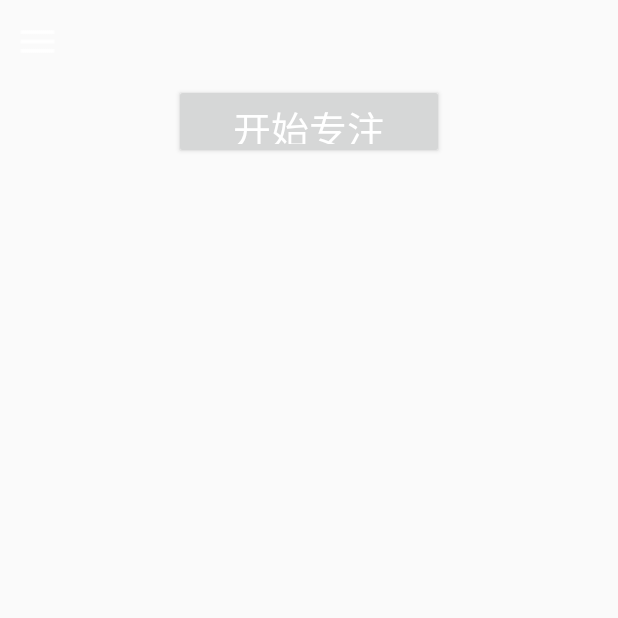
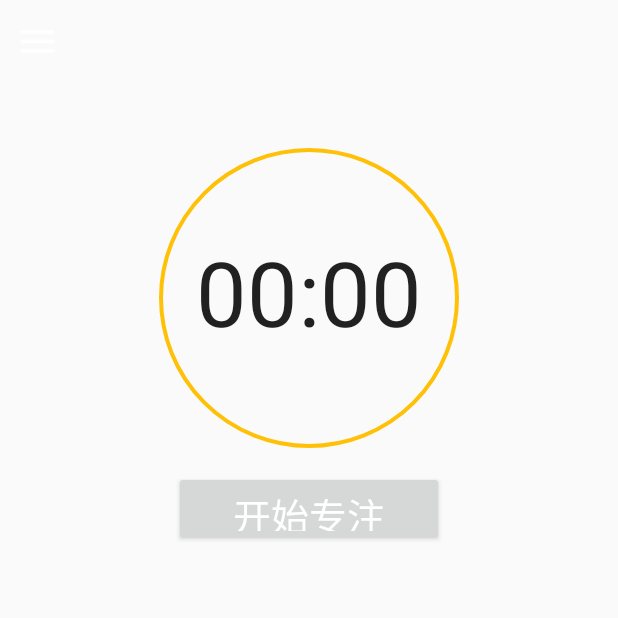
Before and after one commit to F-R-0-G/AttentionAttacher, an Android app: the LoginSuccessActivity screen opened directly, with no data from a screen before it, on a phone screen of 412 x 824 dp, the top half of it. Run offline under Robolectric (Android 15) with nearby library versions, the phone set to English and light mode, and no system bars; libraries missing offline, so code that uses them is left out: com.oguzdev.circularfloatingactionmenu, org.litepal, org.litepal.crud; pictures from the network do not load; 13 statements that could not run were skipped.

Commit message:
feature 闹钟v1.2 1、实现了进度条功能 2、解决了时区不同的BUG 3、增加了倒计时的功能
Framed By Green-Wood

```diff
--- a/app/src/main/AndroidManifest.xml
+++ b/app/src/main/AndroidManifest.xml
@@ -28,6 +28,10 @@
         <activity
             android:name=".WelcomeActivity"
             android:theme="@style/Translucent"/>
+        <activity
+            android:name=".AlarmActivity"
+            android:theme="@style/AppTheme.transparent_activity">
+        </activity>
     </application>
 
 </manifest>
--- a/app/src/main/java/com/frog/attentionattacher/LoginSuccessActivity.java
+++ b/app/src/main/java/com/frog/attentionattacher/LoginSuccessActivity.java
@@ -1,5 +1,7 @@
 package com.frog.attentionattacher;
 
+import android.app.AlarmManager;
+import android.content.Context;
 import android.content.DialogInterface;
 import android.content.Intent;
 import android.content.SharedPreferences;
@@ -23,7 +25,9 @@ import android.view.View;
 import android.view.Window;
 import android.view.WindowManager;
 import android.widget.Button;
+import android.widget.Chronometer;
 import android.widget.ImageView;
+import android.widget.ProgressBar;
 import android.widget.ScrollView;
 import android.widget.TextView;
 import android.widget.Toast;
@@ -33,6 +37,7 @@ import com.frog.attentionattacher.db.PersonalInfoData;
 import com.frog.attentionattacher.gson.Weather;
 import com.frog.attentionattacher.service.AutoUpdateService;
 import com.frog.attentionattacher.utils.ActivityCollector;
+import com.frog.attentionattacher.utils.Alarm_Clock;
 import com.frog.attentionattacher.utils.AnalyzeWeatherUtil;
 import com.frog.attentionattacher.utils.HttpUtil;
 import com.frog.attentionattacher.utils.PrefUtils;
@@ -54,6 +59,9 @@ public class LoginSuccessActivity extends AppCompatActivity implements View.OnCl
 
     private int id;
     private String mWeatherId;
+
+    private Chronometer chronometer;
+    private ProgressBar progressBar;
 
     private DrawerLayout mDrawerLayout;
     private ScrollView mainBody;
@@ -80,7 +88,6 @@ public class LoginSuccessActivity extends AppCompatActivity implements View.OnCl
         editor = PreferenceManager.getDefaultSharedPreferences(LoginSuccessActivity.this).edit();
         //缓存数据
         //初始化
-
         Window window = getWindow();
         //隐藏标题栏
         requestWindowFeature(Window.FEATURE_NO_TITLE);
@@ -212,6 +219,9 @@ public class LoginSuccessActivity extends AppCompatActivity implements View.OnCl
         swipeRefreshLayout.setColorSchemeResources(R.color.colorPrimary);
         //下拉刷新
 
+        chronometer = findViewById(R.id.Clock_chronometer);
+        progressBar = findViewById(R.id.Clock_ProgressBar);
+        // 创建计时器和进度条
         Button startAttachAttention = (Button) findViewById(R.id.start_attach_attention);
         startAttachAttention.setOnClickListener(this);
         //开始专注按钮
@@ -260,7 +270,9 @@ public class LoginSuccessActivity extends AppCompatActivity implements View.OnCl
     public void onClick(View v) {
         switch (v.getId()) {
             case R.id.start_attach_attention:
-                ToastUtil.showToast(this, "Started.", Toast.LENGTH_SHORT);
+                AlarmManager am = (AlarmManager) getSystemService(Context.ALARM_SERVICE);
+                Alarm_Clock alarm_clock = new Alarm_Clock(chronometer, progressBar);
+                alarm_clock.pickTimeAndStarted(LoginSuccessActivity.this, am);
                 break;
             default:
                 break;
--- /dev/null
+++ b/app/src/main/res/drawable/clock_progress_bar.xml
@@ -0,0 +1,19 @@
+<?xml version="1.0" encoding="utf-8"?>
+<rotate xmlns:android="http://schemas.android.com/apk/res/android"
+    android:fromDegrees="270"
+    android:toDegrees="270">
+    <shape
+        android:innerRadiusRatio="2.5"
+        android:shape="ring"
+        android:thickness="5dp"
+        android:useLevel="true"
+        android:innerRadius="95dp">
+
+        <gradient
+            android:angle="0"
+            android:endColor="@color/primary"
+            android:startColor="@color/primary"
+            android:type="sweep"
+            android:useLevel="false" />
+    </shape>
+</rotate>
--- /dev/null
+++ b/app/src/main/res/drawable/clock_progress_bar_background.xml
@@ -0,0 +1,7 @@
+<?xml version="1.0" encoding="utf-8"?>
+<shape
+    xmlns:android="http://schemas.android.com/apk/res/android"
+    android:shape="oval">
+    <stroke android:width="2.5dp" android:color="@color/accent" />
+    <size android:width="80dp" android:height="80dp"/>
+</shape>
--- a/app/src/main/res/layout/clock.xml
+++ b/app/src/main/res/layout/clock.xml
@@ -1,6 +1,34 @@
 <?xml version="1.0" encoding="utf-8"?>
-<LinearLayout xmlns:android="http://schemas.android.com/apk/res/android"
-    android:orientation="vertical" android:layout_width="match_parent"
-    android:layout_height="match_parent">
+<RelativeLayout xmlns:android="http://schemas.android.com/apk/res/android"
+    xmlns:tools="http://schemas.android.com/tools"
+    android:layout_width="match_parent"
+    android:layout_height="wrap_content"
+    android:layout_margin="15dp"
+    android:orientation="vertical">
 
-</LinearLayout>
+    <ProgressBar
+        android:id="@+id/Clock_ProgressBar"
+        style="?android:attr/progressBarStyleHorizontal"
+        android:layout_width="200dp"
+        android:layout_height="200dp"
+        android:layout_alignParentTop="true"
+        android:layout_centerHorizontal="true"
+        android:layout_marginTop="27dp"
+        android:background="@drawable/clock_progress_bar_background"
+        android:indeterminate="false"
+        android:max="100"
+        android:progress="0"
+        android:progressDrawable="@drawable/clock_progress_bar"
+        tools:max="100"
+        tools:progress="50"/>
+
+    <Chronometer
+        android:id="@+id/Clock_chronometer"
+        android:layout_width="wrap_content"
+        android:layout_height="wrap_content"
+        android:textSize="60sp"
+        android:layout_alignBottom="@+id/Clock_ProgressBar"
+        android:layout_centerHorizontal="true"
+        android:layout_marginBottom="64dp" />
+
+</RelativeLayout>
--- a/app/src/main/res/values/colors.xml
+++ b/app/src/main/res/values/colors.xml
@@ -2,6 +2,14 @@
 <resources>
     <color name="colorPrimary">#3F51B5</color>
     <color name="colorPrimaryDark">#303F9F</color>
-    <color name="colorAccent">#FF4081</color>
+    <color name="accent">#FFC107</color>
+    <color name="colorAccent">#838a2d</color>          <!--日本传统色 苔色-->
+    <color name="primary">#F44336</color>
     <color name="white">#FFF</color>
+    <!--以下是Alarm界面的颜色-->
+    <color name="title_transparent_black">#22000000</color>
+    <color name="light_black">#141414</color>
+    <color name="line_and_outline_grey">#d9d9d9</color>
+    <color name="transparent_background">#30000000</color>
+    <!--透明底色-->
 </resources>
--- a/app/src/main/res/values/styles.xml
+++ b/app/src/main/res/values/styles.xml
@@ -21,4 +21,48 @@
         <!-- Label color in TRUE state and bar color FALSE and TRUE State -->
         <item name="colorControlActivated">#FFCC00</item>
     </style>
+
+    <!--Alarm界面主题-->
+    <style name="FullScreenDialog" parent="android:Theme.Dialog">
+
+        <!-- 窗口设为无标题 -->
+        <item name="android:windowNoTitle">true</item>
+
+        <!-- 窗口浮现在activity之上 -->
+        <item name="android:windowIsFloating">false</item>
+
+        <!-- 背景透明 -->
+        <item name="android:windowBackground">@color/title_transparent_black</item>
+
+        <!-- 背景模糊 -->
+        <item name="android:backgroundDimEnabled">true</item>
+
+        <!-- 半透明 -->
+        <item name="android:windowIsTranslucent">true</item>
+
+        <!-- 边框 -->
+        <item name="android:windowFrame">@null</item>
+
+        <!-- 全屏 -->
+        <item name="android:windowFullscreen">false</item>
+    </style>
+    <!--Alarm界面的横杠-->
+    <style name="horizontal_line_style">
+        <item name="android:background">@color/line_and_outline_grey</item>
+        <item name="android:layout_width">match_parent</item>
+        <item name="android:layout_height">1dp</item>
+    </style>
+    <!--AlarmActivity透明主题-->
+    <style name="AppTheme.transparent_activity">
+        <item name="android:windowBackground">@color/transparent_background</item>
+        <item name="android:windowNoTitle">true</item>
+        <item name="android:windowIsTranslucent">true</item>
+        <item name="android:windowAnimationStyle">@android:style/Animation.Translucent</item>
+    </style>
+    <!--Dialog透明主题-->
+    <style name="Theme_dialog" parent="@android:style/Theme.Dialog">
+        <item name="android:windowBackground">@android:color/transparent</item>
+        <item name="android:windowNoTitle">true</item>
+    </style>
+
 </resources>
--- a/build.gradle
+++ b/build.gradle
@@ -7,7 +7,7 @@ buildscript {
         jcenter()
     }
     dependencies {
-        classpath 'com.android.tools.build:gradle:3.1.0'
+        classpath 'com.android.tools.build:gradle:3.1.2'
 
 
         // NOTE: Do not place your application dependencies here; they belong
```
Also changed, not shown: app/src/main/java/com/frog/attentionattacher/AlarmActivity.java (added, +28 -0 lines), app/src/main/java/com/frog/attentionattacher/SimpleDialog.java (added, +83 -0 lines), app/src/main/java/com/frog/attentionattacher/utils/Alarm_Clock.java (added, +112 -0 lines), app/src/main/res/drawable/dialog_bg.xml (added, +9 -0 lines), app/src/main/res/layout/activity_alarm.xml (added, +7 -0 lines), app/src/main/res/layout/dialog_simple.xml (added, +77 -0 lines).
